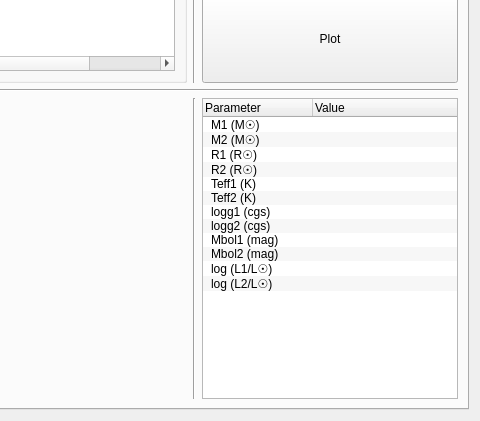
Before: the Qt Designer form resources/syntheticcurve_widget.ui in Varnani/pywd2015-qt5, drawn with Qt 5; both pictures show x 520 to 1000 and y 179 to 600 of the 1000 by 600 pixel window.
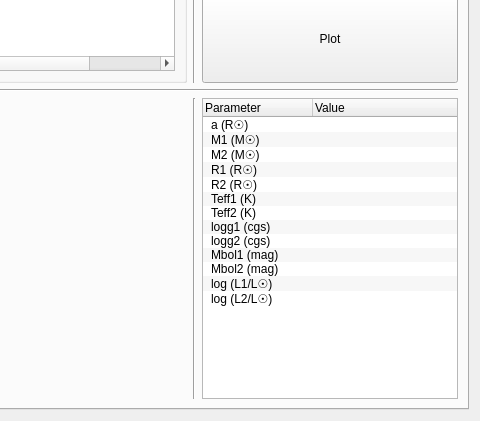
After: the same form once the commit is applied.

Commit message: * Semi-major axis value was added to the information window in synthetic curve widget.

```diff
--- a/resources/syntheticcurve_widget.ui
+++ b/resources/syntheticcurve_widget.ui
@@ -294,6 +294,11 @@
            <string>Value</string>
           </property>
          </column>
+         <item>
+          <property name="text">
+           <string>a (R☉)</string>
+          </property>
+         </item>
          <item>
           <property name="text">
            <string>M1 (M☉)</string>
```
The commit also changes 2 other files.
